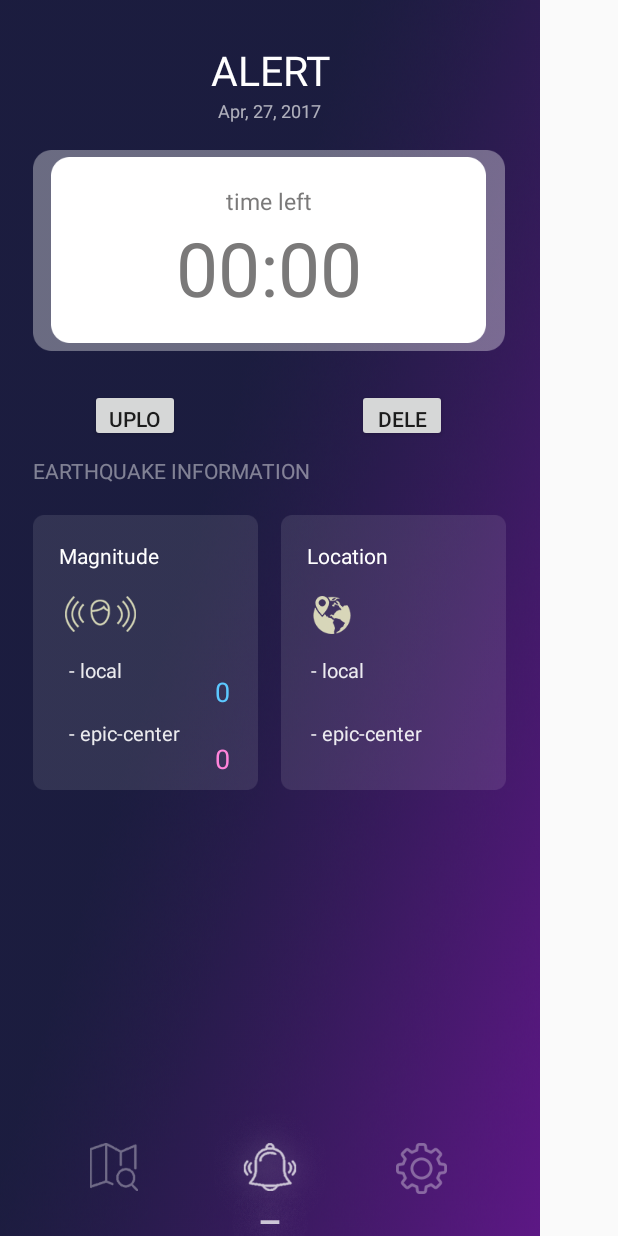
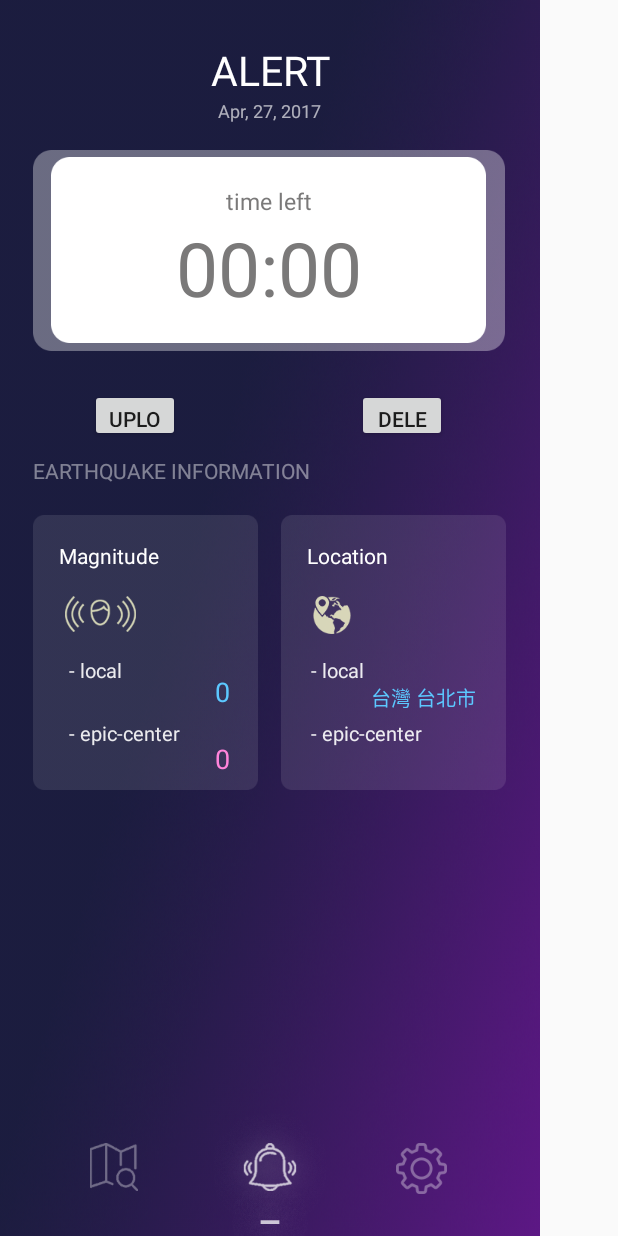
Before and after one commit to kevinyu0506/EarthquakeApp-Android, an Android app: the alert screen opened directly, with no data from a screen before it, on a phone screen of 412 x 824 dp. Run offline under Robolectric (Android 15) with nearby library versions, the phone set to English and light mode, and no system bars; our stand-ins replace Firebase (no records; nobody signed in at launch, a user with empty details on screens opened directly).

Commit message:
假地址完成

```diff
--- a/app/src/main/java/tw/edu/bpmlab/mis/nccu/earthquakeapp/alert.java
+++ b/app/src/main/java/tw/edu/bpmlab/mis/nccu/earthquakeapp/alert.java
@@ -642,6 +642,9 @@ public class alert extends AppCompatActivity implements
 //    }
 
 
+
+
+
     @Override
     public void onLocationChanged(Location loc) {
 
--- a/app/src/main/res/layout/activity_alert.xml
+++ b/app/src/main/res/layout/activity_alert.xml
@@ -239,7 +239,7 @@
                     android:layout_height="wrap_content"
                     android:layout_marginLeft="60dp"
                     android:layout_marginTop="111dp"
-                    android:text=""
+                    android:text="台灣 台北市"
                     android:textColor="#5cc8ff"
                     android:textSize="13dp" />
 
```
